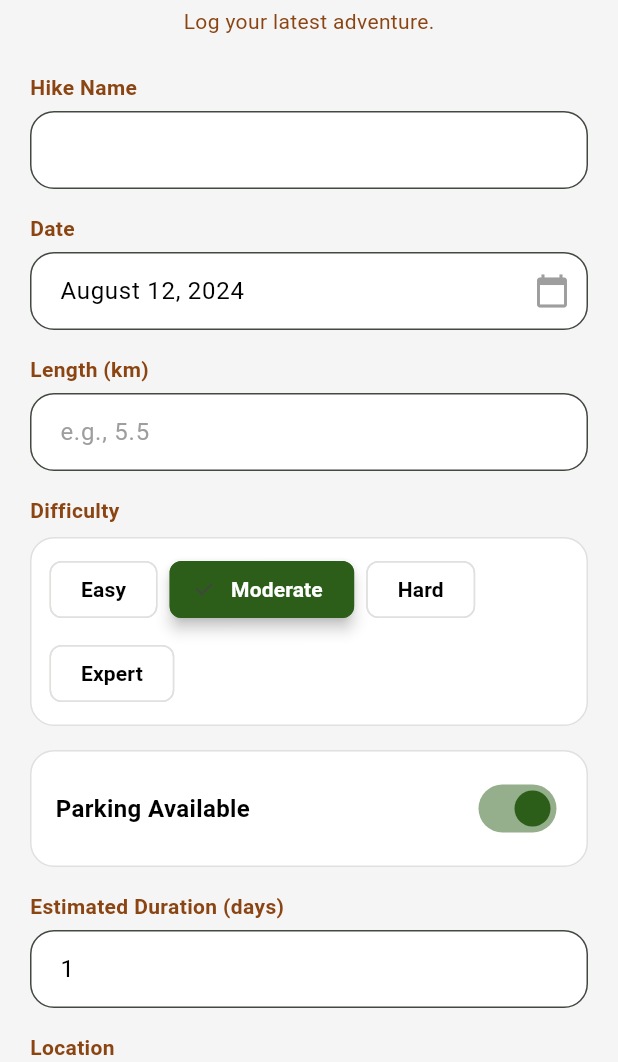
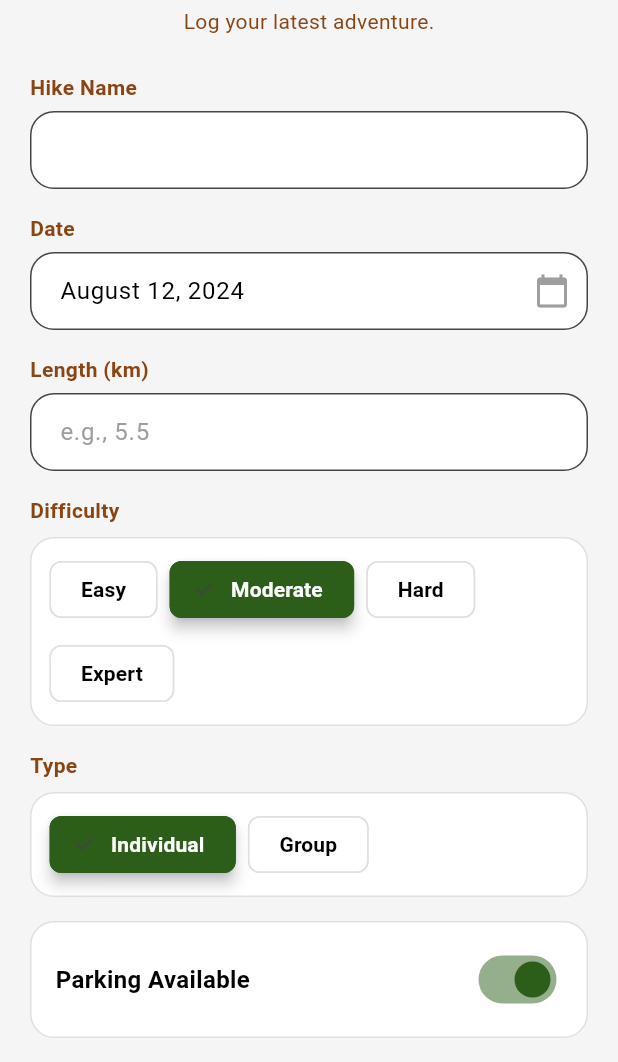
Before and after one commit to hoangvhgch220975/M-Hike-App, a Flutter app: the HikeFormView screen opened directly, on a phone screen of 412 x 824 dp, the part 174-1236 px from its top. Run offline on Flutter 3.47's test engine with Material 3 defaults, Android fonts, the phone set to English and light mode, and no system bars; our stand-ins replace fl_chart, flutter_dotenv, geocoding, geolocator, google_maps_flutter, image_picker and 5 more; accounts and stored records are empty; network calls fail.

Commit message:
Final update for M-Hike App

```diff
--- a/lib/db/app_db.dart
+++ b/lib/db/app_db.dart
@@ -89,7 +89,8 @@ class AppDatabase {
         latitude REAL,
         longitude REAL,
         isMapPicked INTEGER NOT NULL DEFAULT 0,
-        isLengthFromMap INTEGER NOT NULL DEFAULT 0
+        isLengthFromMap INTEGER NOT NULL DEFAULT 0,
+        type TEXT NOT NULL
       )
     ''');
 
--- a/lib/models/hike.dart
+++ b/lib/models/hike.dart
@@ -19,6 +19,7 @@ class Hike {
   bool isMapPicked; // Flag indicating if location was selected from map
   bool isLengthFromMap; // Flag indicating if length was calculated from map
   List<Observation> observations; // List of related observations
+  String type;
 
   Hike({
     this.id,
@@ -37,6 +38,7 @@ class Hike {
     this.isMapPicked = false,
     this.isLengthFromMap = false,
     this.observations = const [], // Initialize empty
+    required this.type,
   });
 
   // Convert Hike object to Map for SQLite storage
@@ -57,6 +59,7 @@ class Hike {
       'latitude': latitude,
       'longitude': longitude,
       'isMapPicked': isMapPicked ? 1 : 0,
+      'type': type,
     };
   }
 
@@ -131,6 +134,7 @@ class Hike {
       isMapPicked: map.containsKey('isMapPicked') ? parseBool(map['isMapPicked']) : false,
       // observations will be injected later after loading from DB
       observations: [],
+      type: map['type'] as String,
     );
   }
 }
--- a/lib/services/ai_service.dart
+++ b/lib/services/ai_service.dart
@@ -5,7 +5,6 @@ import 'package:http/http.dart' as http;
 import 'package:flutter_dotenv/flutter_dotenv.dart';
 import '../models/hike.dart';
 import '../models/ai_suggestion.dart';
-import '../models/weather_data.dart';
 import '../db/app_db.dart';
 
 /// Service for calling AI backend (Python FastAPI)
--- a/lib/services/web_map_service.dart
+++ b/lib/services/web_map_service.dart
@@ -33,11 +33,11 @@ class WebMapService {
         return null;
       }
 
-      // Parse và validate latitude
+      // Parse and validate latitude
       final lat = _parseCoordinate(data['lat'], 'latitude');
       if (lat == null) return null;
 
-      // Parse và validate longitude
+      // Parse and validate longitude
       final lon = _parseCoordinate(data['lon'], 'longitude');
       if (lon == null) return null;
 
--- a/lib/viewmodels/hike_viewmodel.dart
+++ b/lib/viewmodels/hike_viewmodel.dart
@@ -22,6 +22,8 @@ class HikeViewModel extends ChangeNotifier {
   double? longitude;
   bool isMapPicked = false;
   bool isLengthFromMap = false;
+  String type = '';
+
 
   // Lists for different categories
   List<Hike> hikes = [];
@@ -124,6 +126,7 @@ class HikeViewModel extends ChangeNotifier {
     autoLength = false;
     manualLength = null;
     calculatedLength = null;
+    type = '';
     formKey.currentState?.reset();
     notifyListeners();
   }
@@ -144,6 +147,7 @@ class HikeViewModel extends ChangeNotifier {
     longitude = hike.longitude;
     isMapPicked = hike.isMapPicked;
     isLengthFromMap = hike.isLengthFromMap;
+    type = hike.type;
     notifyListeners();
   }
 
@@ -187,6 +191,7 @@ class HikeViewModel extends ChangeNotifier {
         longitude: longitude,
         isMapPicked: isMapPicked,
         isLengthFromMap: isLengthFromMap,
+        type: type
       );
 
       if (id == null) {
--- a/lib/views/feed/widgets/feed_card.dart
+++ b/lib/views/feed/widgets/feed_card.dart
@@ -102,6 +102,7 @@ class _FeedCardState extends State<FeedCard> {
       isComplete: widget.hike.isComplete,
       isRemarkable: newValue,
       hasParking: widget.hike.hasParking,
+      type: widget.hike.type,
     );
 
     try {
--- a/lib/views/hikes/hike_detail_view.dart
+++ b/lib/views/hikes/hike_detail_view.dart
@@ -360,9 +360,12 @@ class _HikeDetailViewState extends State<HikeDetailView> {
                         difficulty: _hike!.difficulty,
                         duration: "${_hike!.estimatedDuration ?? 1} ${(_hike!.estimatedDuration ?? 1) == 1 ? 'day' : 'days'}",
                         parking: _hike!.hasParking ? 'Yes' : 'No',
+                        type: _hike!.type,
                       ),
 
                       const SizedBox(height: 20),
+
+
 
                       Text(
                         'Description',
@@ -530,6 +533,7 @@ class _HikeDetailViewState extends State<HikeDetailView> {
         required String difficulty,
         required String parking,
         required String duration,
+        required String type,
       }) {
     Widget tile(IconData icon, String label, String value) {
       return Container(
@@ -592,6 +596,7 @@ class _HikeDetailViewState extends State<HikeDetailView> {
         tile(Icons.trending_up, "Difficulty", difficulty),
         tile(Icons.access_time, "Duration", duration),
         tile(Icons.local_parking, "Parking", parking),
+        tile(Icons.type_specimen, "Type", type),
       ],
     );
   }
--- a/lib/views/hikes/hike_form_view.dart
+++ b/lib/views/hikes/hike_form_view.dart
@@ -23,6 +23,7 @@ class _HikeFormViewState extends State<HikeFormView> {
   final durationController = TextEditingController(text: '1');
 
   String difficulty = 'Moderate';
+  String type = 'Individual';
   bool parkingAvailable = true;
   int estimatedDuration = 1;
 
@@ -118,6 +119,7 @@ class _HikeFormViewState extends State<HikeFormView> {
       difficulty = h.difficulty;
       parkingAvailable = h.hasParking;
       estimatedDuration = h.estimatedDuration ?? 1;
+      type = h.type;
       // Populate the ViewModel with the existing hike values so saving doesn't overwrite flags
       WidgetsBinding.instance.addPostFrameCallback((_) {
         final vm = Provider.of<HikeViewModel>(context, listen: false);
@@ -135,6 +137,7 @@ class _HikeFormViewState extends State<HikeFormView> {
         vm.longitude = h.longitude;
         vm.isMapPicked = h.isMapPicked;
         vm.isLengthFromMap = h.isLengthFromMap;
+        vm.type = h.type;
       });
     }
   }
@@ -211,6 +214,9 @@ class _HikeFormViewState extends State<HikeFormView> {
         const SizedBox(height: 16),
 
         _difficultyDropdown(context),
+        const SizedBox(height: 16),
+
+        _typeDropdown(context),
         const SizedBox(height: 16),
 
         _parkingSwitch(context),
@@ -327,6 +333,49 @@ class _HikeFormViewState extends State<HikeFormView> {
                 label: Text(d, style: TextStyle(fontWeight: FontWeight.w600)),
                 selected: isSelected,
                 onSelected: (_) => setState(() => difficulty = d),
+                selectedColor: primary,
+                disabledColor: surfaceColor(context),
+                backgroundColor: surfaceColor(context),
+                elevation: isSelected ? 4 : 0,
+                side: BorderSide(color: isSelected ? primary : borderColor(context)),
+                labelStyle: TextStyle(
+                  color: isSelected ? onPrimary : primaryText(context),
+                ),
+                padding: const EdgeInsets.symmetric(horizontal: 12, vertical: 8),
+              );
+            }).toList(),
+          ),
+        ),
+      ],
+    );
+  }
+
+  Widget _typeDropdown(BuildContext context) {
+    final choices = ["Individual", "Group"];
+    final onPrimary = ThemeData.estimateBrightnessForColor(primary) == Brightness.dark ? Colors.white : Colors.black;
+
+    return Column(
+      crossAxisAlignment: CrossAxisAlignment.start,
+      children: [
+        Text("Type", style: _labelStyle(context)),
+        const SizedBox(height: 8),
+        Container(
+          width: double.infinity,
+          padding: const EdgeInsets.symmetric(horizontal: 12, vertical: 10),
+          decoration: BoxDecoration(
+            color: surfaceColor(context),
+            borderRadius: BorderRadius.circular(16),
+            border: Border.all(color: borderColor(context)),
+          ),
+          child: Wrap(
+            spacing: 8,
+            runSpacing: 8,
+            children: choices.map((t) {
+              final isSelected = t == type;
+              return ChoiceChip(
+                label: Text(t, style: TextStyle(fontWeight: FontWeight.w600)),
+                selected: isSelected,
+                onSelected: (_) => setState(() => type = t),
                 selectedColor: primary,
                 disabledColor: surfaceColor(context),
                 backgroundColor: surfaceColor(context),
@@ -745,6 +794,7 @@ class _HikeFormViewState extends State<HikeFormView> {
         // Don't set isComplete/isRemarkable here — saveHike() will fetch the
         // existing database record (if id != null) and preserve those flags.
 
+        vm.type = type;
         if (!vm.formKey.currentState!.validate()) return;
 
         final success = await vm.saveHike(id: widget.hike?.id);
--- a/lib/views/remarkable/widgets/remarkable_card.dart
+++ b/lib/views/remarkable/widgets/remarkable_card.dart
@@ -46,6 +46,7 @@ class _RemarkableCardState extends State<RemarkableCard> {
       isComplete: widget.hike.isComplete,
       isRemarkable: newValue,
       hasParking: widget.hike.hasParking,
+      type: widget.hike.type,
     );
 
     try {
```
Also changed, not shown: lib/views/search/search_view.dart (+59 -12 lines), 3 other files.
